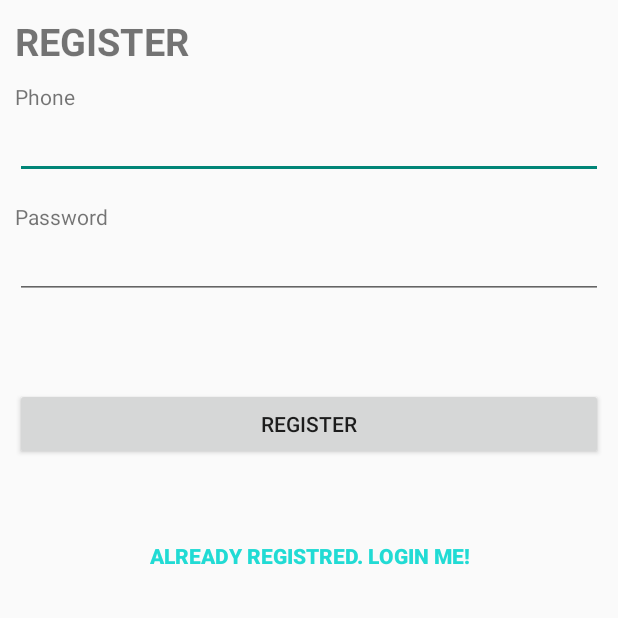
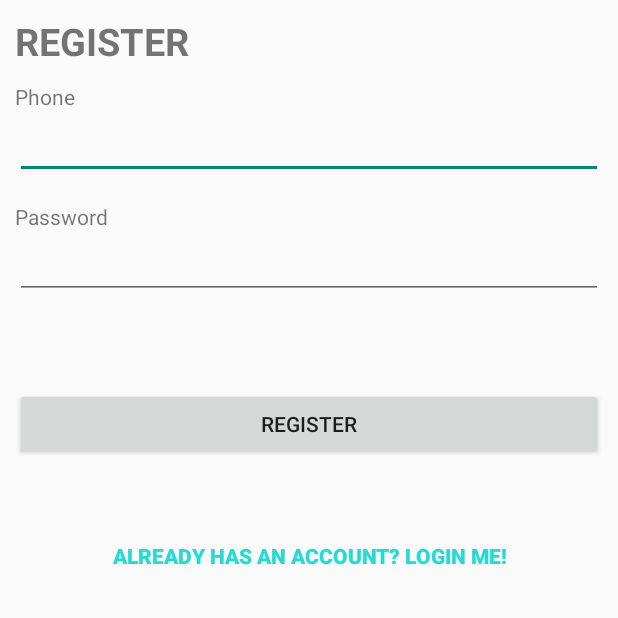
Before and after one commit to aldrichsun/FuelPriceShare, an Android app: the RegisterActivity screen opened directly, with no data from a screen before it, on a phone screen of 412 x 824 dp, the top half of it. Run offline under Robolectric (Android 15) with nearby library versions, the phone set to English and light mode, and no system bars; libraries missing offline, so code that uses them is left out: com.facebook, com.facebook.model; 2 statements that could not run were skipped.

Commit message:
Final Version By Han -modify registration page confusion sentence to make it more clear to user -change the format of price of fuel to XXX.X -make the number of NumberPicker more larger -delete unused xml layout files -rename xml layout files to make it more understandable -rename Java files to make it more readable -...

```diff
--- a/app/src/main/java/unimelb/cis/spatialanalytics/fuelpriceshare/views/MyNumberPicker.java
+++ b/app/src/main/java/unimelb/cis/spatialanalytics/fuelpriceshare/views/MyNumberPicker.java
@@ -42,8 +42,8 @@ public class MyNumberPicker {
             nps[i] = (NumberPicker) inflater.inflate(R.layout.my_numberpicker, null);
             //nps[i] = new NumberPicker(context);
             //nps[i].setLayoutParams(params);
-            nps[i].setScaleX(0.8f);
-            nps[i].setScaleY(0.8f);
+            nps[i].setScaleX(1f);//set 0.0-1.0
+            nps[i].setScaleY(1f);//set 0.0-1.0
 
         }
 
--- a/app/src/main/res/layout/activity_register.xml
+++ b/app/src/main/res/layout/activity_register.xml
@@ -70,7 +70,7 @@
             android:layout_height="wrap_content"
             android:layout_marginTop="40dip"
             android:background="@null"
-            android:text="Already registred. Login Me!"
+            android:text="Already has an account? Login Me!"
             android:textColor="#21dbd4"
             android:textStyle="bold" />
     </LinearLayout>
```
